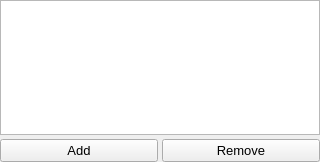
Above: src/gui/keywordWidgets/rangeVector.ui from disorderedmaterials/dissolve before the change. Below: the same form after it.
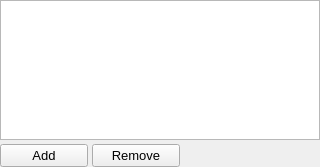
That is the form after the change.

```diff
--- a/src/gui/keywordWidgets/rangeVector.ui
+++ b/src/gui/keywordWidgets/rangeVector.ui
@@ -35,11 +35,24 @@
 				<number>4</number>
 			</property>
 			<item row="0" column="0">
-				<widget class="QTableView" name="RangeVectorTable" />
+				<widget class="QTableView" name="RangeVectorTable">
+                   <property name="minimumSize">
+                        <size>
+                            <width>0</width>
+                            <height>140</height>
+                        </size>
+                    </property>
+                </widget>
 			</item>
 			<item row="1" column="0">
-				<layout class="QHBoxLayout" name="horizontalLayout">
-					<item>
+				<layout class="QHBoxLayout" name="horizontalLayout">\
+                    <property name="leftMargin">
+                    <number>0</number>
+                    </property>
+                    <property name="rightMargin">
+                    <number>140</number>
+                    </property>					
+                    <item>
 						<widget class="QPushButton" name="RangeAddButton">
 							<property name="text">
 								<string>Add</string>
```
